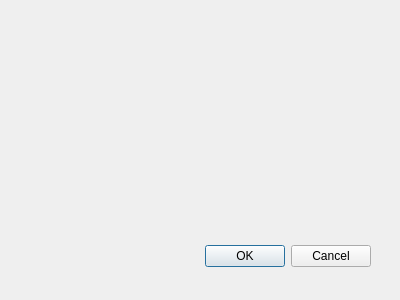
Above: opendialog.ui from cdesjardins/ComBomb before the change. Below: the same form after it.
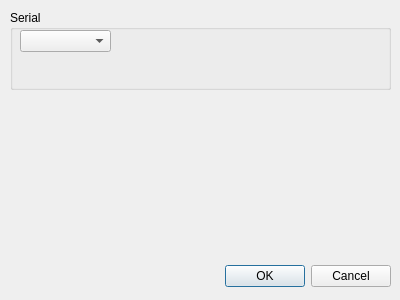
That is the form after the change.

```diff
--- a/opendialog.ui
+++ b/opendialog.ui
@@ -15,11 +15,11 @@
   <property name="windowTitle">
    <string>Dialog</string>
   </property>
-  <widget name="buttonBox" class="QDialogButtonBox">
+  <widget class="QDialogButtonBox" name="_buttonBox">
    <property name="geometry">
     <rect>
-     <x>30</x>
-     <y>240</y>
+     <x>50</x>
+     <y>260</y>
      <width>341</width>
      <height>32</height>
     </rect>
@@ -31,6 +31,29 @@
     <set>QDialogButtonBox::Cancel|QDialogButtonBox::Ok</set>
    </property>
   </widget>
+  <widget class="QGroupBox" name="_groupBox">
+   <property name="geometry">
+    <rect>
+     <x>10</x>
+     <y>10</y>
+     <width>381</width>
+     <height>80</height>
+    </rect>
+   </property>
+   <property name="title">
+    <string>Serial</string>
+   </property>
+   <widget class="QComboBox" name="_comPortComboBox">
+    <property name="geometry">
+     <rect>
+      <x>10</x>
+      <y>20</y>
+      <width>91</width>
+      <height>22</height>
+     </rect>
+    </property>
+   </widget>
+  </widget>
  </widget>
  <pixmapfunction/>
  <resources/>
```
Left out of the diff: 41 changed lines with no effect on the pictures.
